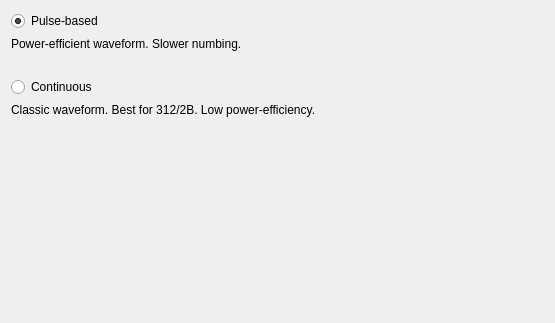
diglet48/restim, file designer/device_wizard/waveform_select.ui: the form before one commit; both pictures show x 0 to 555 and y 0 to 323 of the 555 by 492 pixel window.
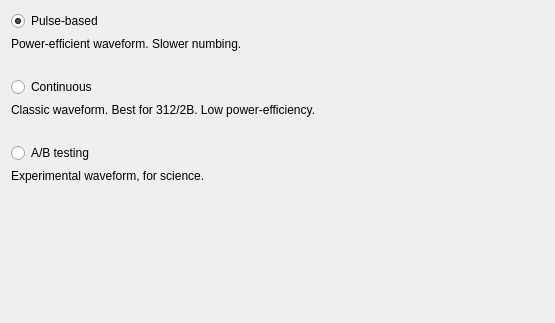
The form after the commit. Icons and pictures are not drawn.

The edit to the form file:
```diff
--- a/designer/device_wizard/waveform_select.ui
+++ b/designer/device_wizard/waveform_select.ui
@@ -68,6 +68,20 @@
      </property>
     </widget>
    </item>
+   <item>
+    <widget class="QRadioButton" name="a_b_radio">
+     <property name="text">
+      <string>A/B testing</string>
+     </property>
+    </widget>
+   </item>
+   <item>
+    <widget class="QLabel" name="label_5">
+     <property name="text">
+      <string>Experimental waveform, for science.</string>
+     </property>
+    </widget>
+   </item>
    <item>
     <spacer name="verticalSpacer">
      <property name="orientation">
```
